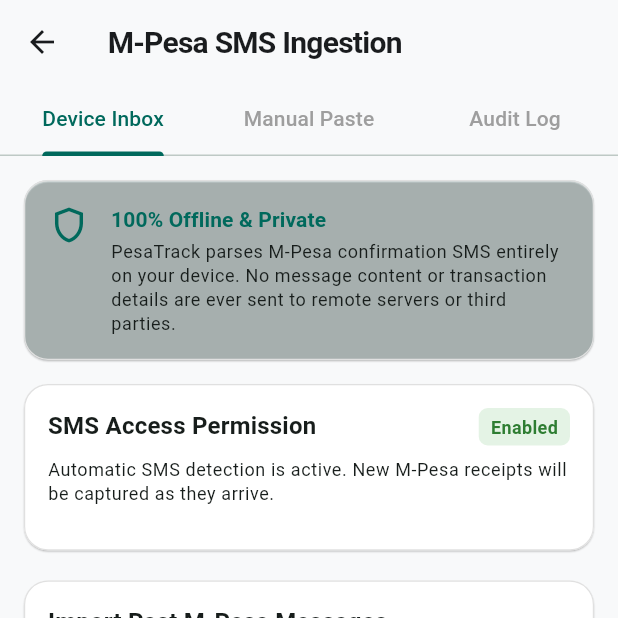
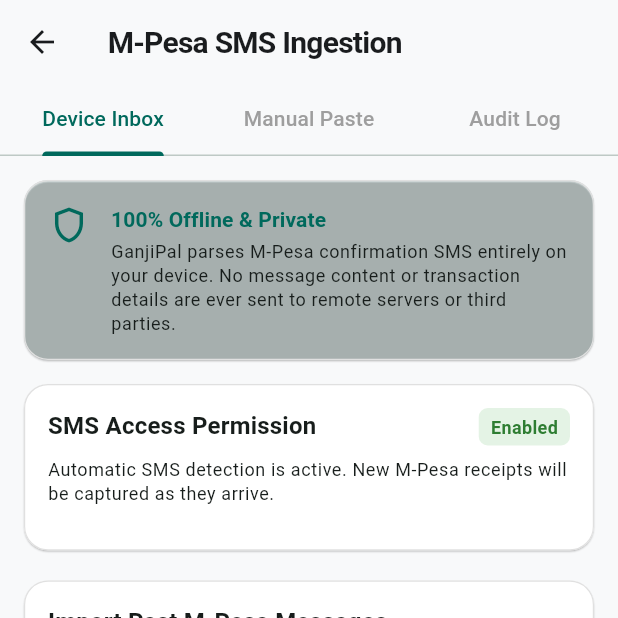
Before and after one commit to kurui-ian/GanjiPal, a Flutter app: the screen it shows after launch, after a tap on "Import M-Pesa SMS", on a phone screen of 412 x 824 dp, the top half of it. Run offline on Flutter 3.47's test engine with Material 3 defaults, Android fonts, the phone set to English and light mode, and no system bars; our stand-ins replace permission_handler, sqflite; accounts and stored records are empty.

Commit message:
feat(ui): rename app to GanjiPal and add transaction balance ledger tracking

```diff
--- a/lib/app.dart
+++ b/lib/app.dart
@@ -8,10 +8,10 @@
 import 'presentation/screens/settings_screen.dart';
 import 'presentation/screens/transactions_screen.dart';
 
-class PesaTrackApp extends StatelessWidget {
+class GanjiPalApp extends StatelessWidget {
   final AppState appState;
 
-  const PesaTrackApp({super.key, required this.appState});
+  const GanjiPalApp({super.key, required this.appState});
 
   @override
   Widget build(BuildContext context) {
@@ -19,7 +19,7 @@
       listenable: appState,
       builder: (context, _) {
         return MaterialApp(
-          title: 'PesaTrack',
+          title: 'GanjiPal',
           debugShowCheckedModeBanner: false,
           theme: AppTheme.lightTheme,
           darkTheme: AppTheme.darkTheme,
@@ -30,6 +30,8 @@
     );
   }
 }
+
+typedef PesaTrackApp = GanjiPalApp;
 
 class MainNavigationScaffold extends StatefulWidget {
   final AppState appState;
--- a/lib/presentation/screens/dashboard_screen.dart
+++ b/lib/presentation/screens/dashboard_screen.dart
@@ -42,10 +42,10 @@
 
         if (state.allTransactions.isEmpty) {
           return Scaffold(
-            appBar: AppBar(title: const Text('PesaTrack')),
+            appBar: AppBar(title: const Text('GanjiPal')),
             body: EmptyStateView(
               icon: Icons.account_balance_wallet_outlined,
-              title: 'Welcome to PesaTrack',
+              title: 'Welcome to GanjiPal',
               message: 'Keep track of your daily M-Pesa spending, income, and cash flow automatically or manually.',
               primaryActionTitle: 'Import M-Pesa SMS',
               onPrimaryAction: () {
@@ -79,7 +79,7 @@
 
         return Scaffold(
           appBar: AppBar(
-            title: const Text('PesaTrack'),
+            title: const Text('GanjiPal'),
             actions: [
               IconButton(
                 icon: const Icon(Icons.sms_outlined),
--- a/lib/presentation/screens/settings_screen.dart
+++ b/lib/presentation/screens/settings_screen.dart
@@ -143,7 +143,7 @@
                       const SizedBox(height: 8),
                       Text(
                         '• All financial transactions and SMS receipts are stored in application-private SQLite storage.\n'
-                        '• PesaTrack does not transmit your financial data to any cloud service, external AI, or telemetry platform.\n'
+                        '• GanjiPal does not transmit your financial data to any cloud service, external AI, or telemetry platform.\n'
                         '• Deduplication is performed deterministically using local SHA-256 hashing.',
                         style: theme.textTheme.bodySmall?.copyWith(
                           height: 1.5,
@@ -225,13 +225,13 @@
         content: Column(
           mainAxisSize: MainAxisSize.min,
           children: [
-            const Text('Paste your verified PesaTrack backup JSON string:'),
+            const Text('Paste your verified GanjiPal backup JSON string:'),
             const SizedBox(height: 12),
             TextField(
               controller: textController,
               maxLines: 4,
               decoration: const InputDecoration(
-                hintText: '{"app": "PesaTrack", ...}',
+                hintText: '{"app": "GanjiPal", ...}',
               ),
             ),
           ],
--- a/lib/presentation/screens/sms_import_screen.dart
+++ b/lib/presentation/screens/sms_import_screen.dart
@@ -153,7 +153,7 @@
                       ),
                       const SizedBox(height: 4),
                       Text(
-                        'PesaTrack parses M-Pesa confirmation SMS entirely on your device. '
+                        'GanjiPal parses M-Pesa confirmation SMS entirely on your device. '
                         'No message content or transaction details are ever sent to remote servers or third parties.',
                         style: theme.textTheme.bodySmall?.copyWith(
                           fontSize: 12,
--- a/lib/presentation/screens/transactions_screen.dart
+++ b/lib/presentation/screens/transactions_screen.dart
@@ -25,6 +25,19 @@
             appState.filterCategoryId != null ||
             appState.filterStartDate != null ||
             appState.searchQuery.isNotEmpty;
+
+        final theme = Theme.of(context);
+        final isDark = theme.brightness == Brightness.dark;
+        final currencyFormat = NumberFormat('#,##0.00', 'en_US');
+
+        // Find the most recent transaction that recorded an M-Pesa balance
+        TransactionModel? latestWithBalance;
+        for (final tx in appState.allTransactions) {
+          if (tx.balanceAfterCents != null) {
+            latestWithBalance = tx;
+            break;
+          }
+        }
 
         return Scaffold(
           appBar: AppBar(
@@ -63,6 +76,79 @@
                   onChanged: (val) => appState.setSearchQuery(val),
                 ),
               ),
+
+              // Current Balance Banner
+              if (latestWithBalance != null)
+                Padding(
+                  padding: const EdgeInsets.fromLTRB(16, 0, 16, 8),
+                  child: Container(
+                    padding: const EdgeInsets.symmetric(
+                      horizontal: 14.0,
+                      vertical: 10.0,
+                    ),
+                    decoration: BoxDecoration(
+                      color: AppColors.primary.withValues(
+                        alpha: isDark ? 0.15 : 0.08,
+                      ),
+                      borderRadius: BorderRadius.circular(12),
+                      border: Border.all(
+                        color: AppColors.primary.withValues(alpha: 0.25),
+                      ),
+                    ),
+                    child: Row(
+                      children: [
+                        Container(
+                          padding: const EdgeInsets.all(6),
+                          decoration: BoxDecoration(
+                            color: AppColors.primary.withValues(
+                              alpha: isDark ? 0.25 : 0.15,
+                            ),
+                            shape: BoxShape.circle,
+                          ),
+                          child: const Icon(
+                            Icons.account_balance_wallet_rounded,
+                            size: 18,
+                            color: AppColors.primary,
+                          ),
+                        ),
+                        const SizedBox(width: 10),
+                        Column(
+                          crossAxisAlignment: CrossAxisAlignment.start,
+                          children: [
+                            Text(
+                              'Latest M-Pesa Balance',
+                              style: theme.textTheme.bodySmall?.copyWith(
+                                color: isDark
+                                    ? Colors.grey[400]
+                                    : Colors.grey[600],
+                                fontWeight: FontWeight.w500,
+                              ),
+                            ),
+                            Text(
+                              'KSh ${currencyFormat.format(latestWithBalance.balanceAfterCents! / 100.0)}',
+                              style: theme.textTheme.titleMedium?.copyWith(
+                                fontWeight: FontWeight.w800,
+                                color: isDark
+                                    ? AppColors.primaryLight
+                                    : AppColors.primary,
+                              ),
+                            ),
+                          ],
+                        ),
+                        const Spacer(),
+                        Text(
+                          DateFormat('MMM d, h:mm a').format(
+                            latestWithBalance.timestamp,
+                          ),
+                          style: theme.textTheme.bodySmall?.copyWith(
+                            fontSize: 11,
+                            color: isDark ? Colors.grey[500] : Colors.grey[600],
+                          ),
+                        ),
+                      ],
+                    ),
+                  ),
+                ),
 
               // Filter Chips
               if (hasActiveFilters)
--- a/lib/presentation/widgets/transaction_tile.dart
+++ b/lib/presentation/widgets/transaction_tile.dart
@@ -141,6 +141,29 @@
                     ),
                   ),
                 ],
+                if (transaction.balanceAfterCents != null) ...[
+                  const SizedBox(height: 3),
+                  Container(
+                    padding: const EdgeInsets.symmetric(
+                      horizontal: 6,
+                      vertical: 1.5,
+                    ),
+                    decoration: BoxDecoration(
+                      color: (isDark ? Colors.white : Colors.black).withValues(
+                        alpha: 0.05,
+                      ),
+                      borderRadius: BorderRadius.circular(4),
+                    ),
+                    child: Text(
+                      'Bal: KSh ${currencyFormat.format(transaction.balanceAfterCents! / 100.0)}',
+                      style: theme.textTheme.bodySmall?.copyWith(
+                        fontSize: 10.5,
+                        fontWeight: FontWeight.w600,
+                        color: isDark ? Colors.grey[300] : Colors.grey[700],
+                      ),
+                    ),
+                  ),
+                ],
               ],
             ),
           ],
--- a/pubspec.yaml
+++ b/pubspec.yaml
@@ -1,5 +1,5 @@
 name: pesatrack
-description: "Offline-First M-Pesa Expense Tracker for Android"
+description: "GanjiPal: Offline-First M-Pesa Expense Tracker for Android"
 publish_to: "none"
 version: 1.0.0+1
 
```
Also changed, not shown: 2 other files.
